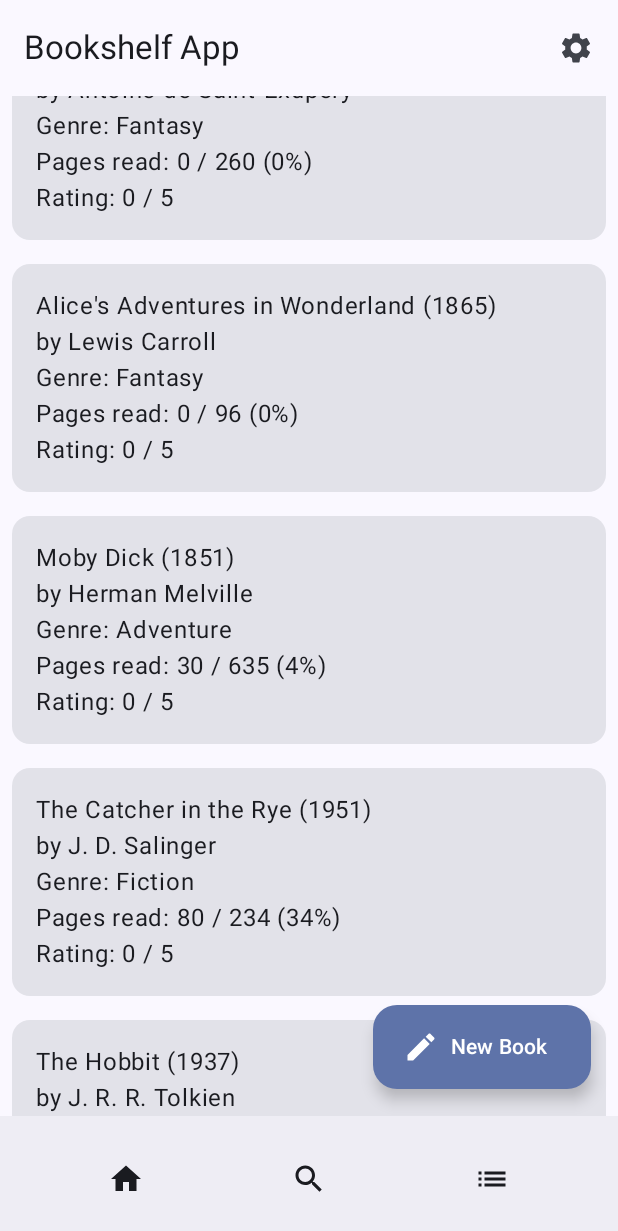
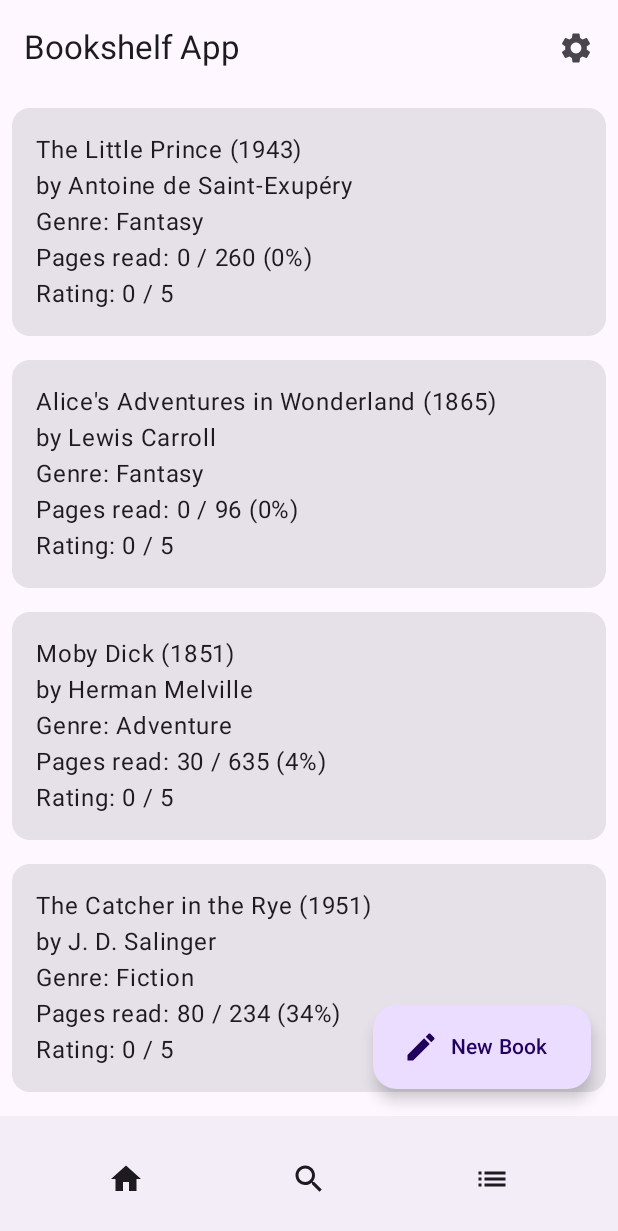
Before and after one commit to danbrooks784/CP3406-Assessment-2, an Android app built with Jetpack Compose: the screen it shows after launch (MainActivity), on a phone screen of 412 x 824 dp. Shown: the top 1231 px of the screen. Run offline under Robolectric (Android 15) with nearby library versions, the phone set to English and light mode, and no system bars.

Commit message:
Fix padding and apply theme colours

```diff
--- a/app/src/main/java/com/example/cp3406assessment2/MainActivity.kt
+++ b/app/src/main/java/com/example/cp3406assessment2/MainActivity.kt
@@ -45,10 +45,14 @@ class MainActivity : ComponentActivity() {
                     modifier = Modifier.fillMaxSize()
                 ) {
                     innerPadding ->
-                    Shelf(
-                        books = demoBooks().sortedBy{ it.calculatePercentageRead(it) },
+                    Column(
                         modifier = Modifier.padding(innerPadding)
-                    )
+                    ) {
+                        Shelf(
+                            books = demoBooks().sortedBy{ it.calculatePercentageRead(it) },
+                            modifier = Modifier.padding(innerPadding)
+                        )
+                    }
                 }
             }
         }
--- a/app/src/main/java/com/example/cp3406assessment2/ui/theme/Theme.kt
+++ b/app/src/main/java/com/example/cp3406assessment2/ui/theme/Theme.kt
@@ -260,11 +260,6 @@ fun AppTheme(
     content: @Composable() () -> Unit
 ) {
     val colorScheme = when {
-        dynamicColor && Build.VERSION.SDK_INT >= Build.VERSION_CODES.S -> {
-            val context = LocalContext.current
-            if (darkTheme) dynamicDarkColorScheme(context) else dynamicLightColorScheme(context)
-        }
-
         darkTheme -> darkScheme
         else -> lightScheme
     }
```
